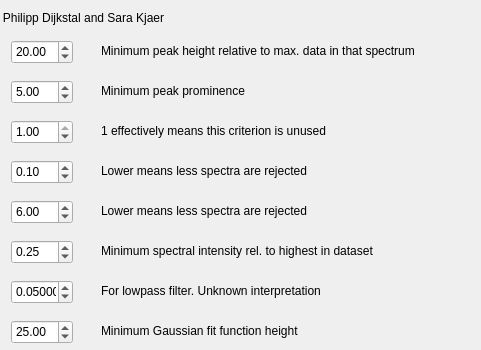
Above: gui/gui.ui from pdijksta/photon_spectra before the change; both pictures show x 319 to 800 and y 0 to 350 of the 800 by 541 pixel window. Below: the same form after it.
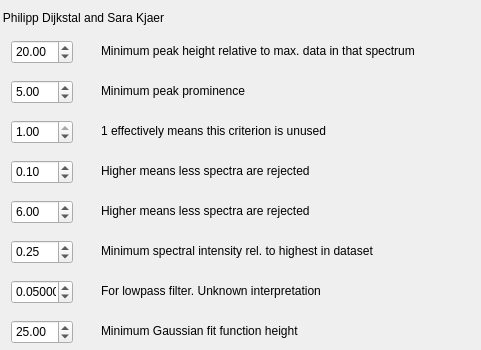
That is the form after the change.

What changed in the file:
```diff
--- a/gui/gui.ui
+++ b/gui/gui.ui
@@ -173,7 +173,7 @@
      </rect>
     </property>
     <property name="text">
-     <string>Lower means less spectra are rejected</string>
+     <string>Higher means less spectra are rejected</string>
     </property>
    </widget>
    <widget class="QLabel" name="label_9">
@@ -435,7 +435,7 @@
      </rect>
     </property>
     <property name="text">
-     <string>Lower means less spectra are rejected</string>
+     <string>Higher means less spectra are rejected</string>
     </property>
    </widget>
    <widget class="QPushButton" name="SelectFile">
```
